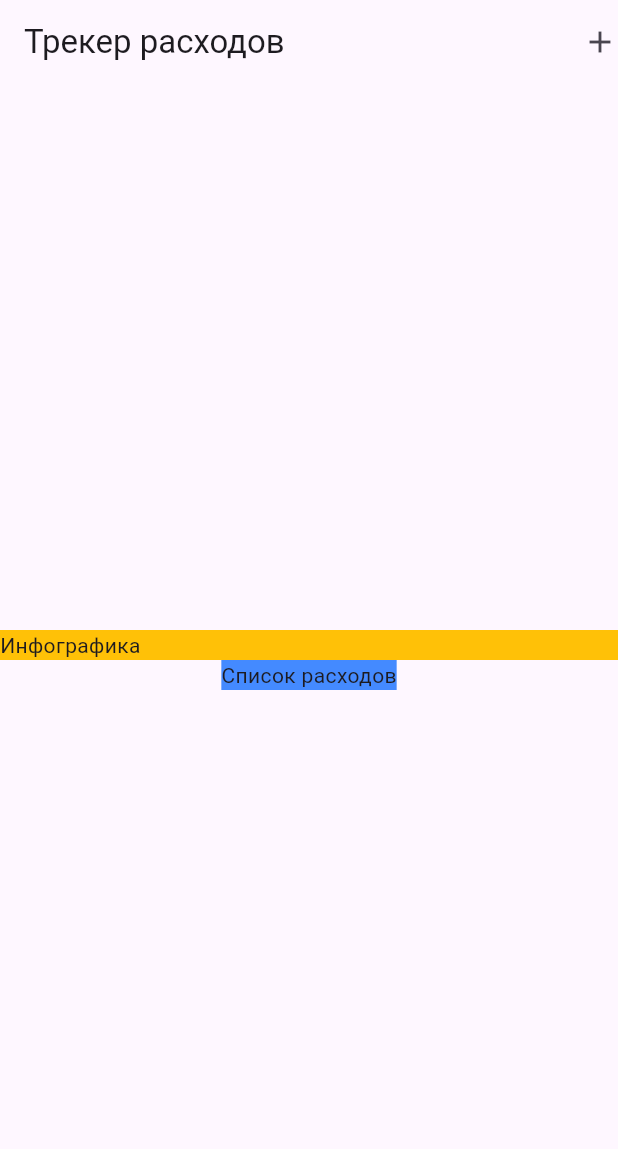
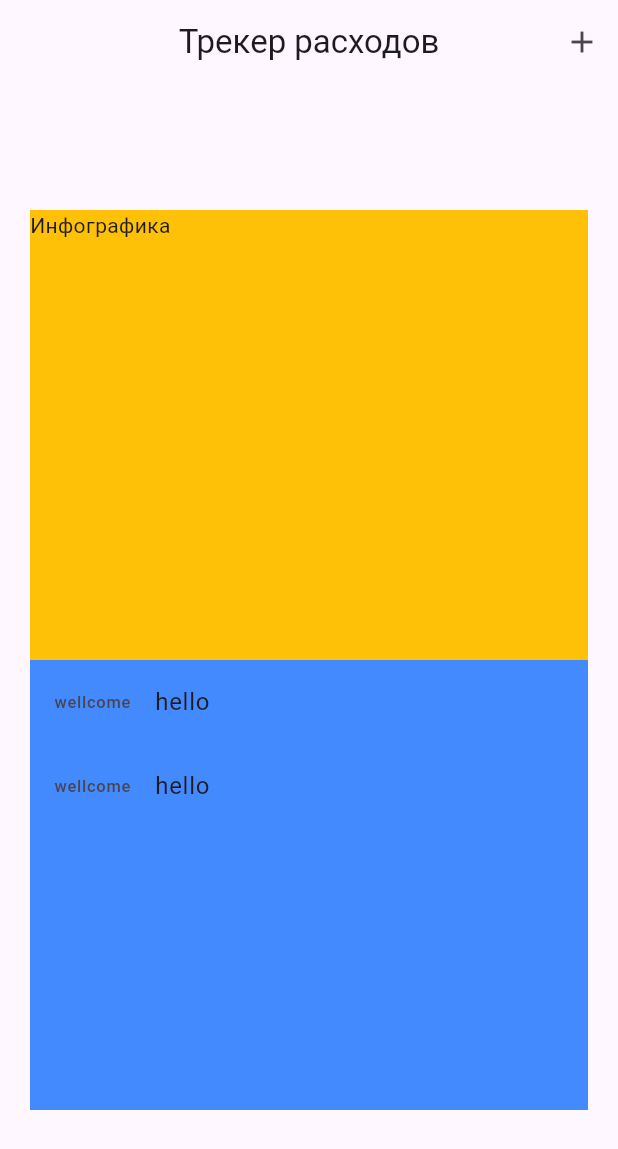
Before and after one commit to timkanurmamatov/expense_tracker, a Flutter app: the screen it shows after launch, on a phone screen of 412 x 824 dp. Shown: the top 1149 px of the screen. Run offline on Flutter 3.47's test engine with Material 3 defaults, Android fonts, the phone set to English and light mode, and no system bars.

```diff
--- a/lib/expenses_screen.dart
+++ b/lib/expenses_screen.dart
@@ -35,20 +35,39 @@ class _ExpensesScreenState extends State<ExpensesScreen> {
     return Scaffold(
       appBar: AppBar(
         title: Text("Трекер расходов"),
-        actions: [Icon(Icons.add)],
+        centerTitle: true,
+        actions: [IconButton(icon: Icon(Icons.add), onPressed: () {})],
       ),
-      body: Column(
+      body: Padding(
+        padding: const EdgeInsets.all(20),
+        child: Column(
           crossAxisAlignment: CrossAxisAlignment.center,
           mainAxisAlignment: MainAxisAlignment.center,
           children: [
             Container(
               width: double.infinity,
+              height: 300,
+              //alignment: Alignment.center,
               color: Colors.amber,
               child: Text("Инфографика"),
             ),
             // todo: Заменить контейнер снизу списком расходов из [expenses] в виде виджетов Text
-          Container(color: Colors.blueAccent, child: Text("Список расходов")),
+            Container(
+              width: double.infinity,
+              height: 300,
+              color: Colors.blueAccent,
+              child: Expanded(
+              child: ListView.builder(
+                itemCount: expenses.length,
+                itemBuilder:
+                    (context, index) =>
+                        ListTile(title: Text('hello'), leading: Text('wellcome')),
+              ),
+            ),
+            ),
+
           ],
+        ),
       ),
     );
   }
```
Lines whose indentation alone changed are shown as unchanged.
